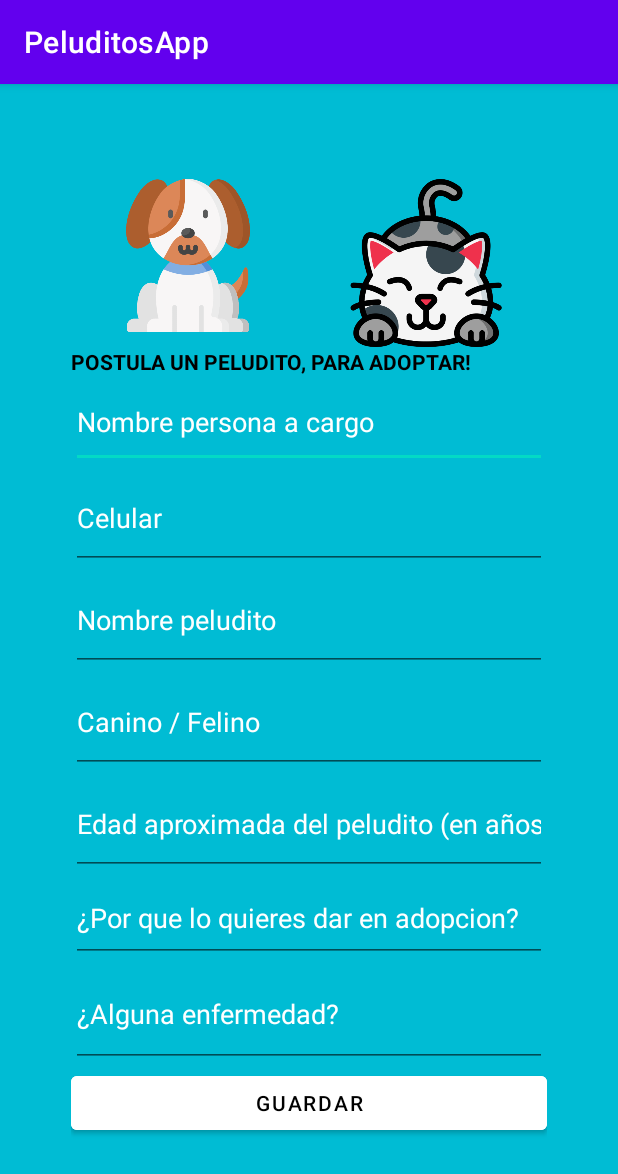
After one commit to yennyyyg/PeluditosApp, an Android app: the Registrar_unpeludito screen opened directly, with no data from a screen before it, on a phone screen of 412 x 824 dp. The commit adds this screen. Shown: the top 1174 px of the screen. Run offline under Robolectric (Android 15) with nearby library versions, the phone set to English and light mode, and no system bars; our stand-ins replace Firebase (no records; nobody signed in at launch, a user with empty details on screens opened directly).

Commit message:
registrar-check

```diff
--- a/app/build.gradle
+++ b/app/build.gradle
@@ -23,6 +23,9 @@ android {
             proguardFiles getDefaultProguardFile('proguard-android-optimize.txt'), 'proguard-rules.pro'
         }
     }
+    buildFeatures{
+        viewBinding true
+    }
     compileOptions {
         sourceCompatibility JavaVersion.VERSION_1_8
         targetCompatibility JavaVersion.VERSION_1_8
@@ -39,6 +42,8 @@ dependencies {
     implementation 'com.google.android.material:material:1.6.0'
     implementation 'androidx.constraintlayout:constraintlayout:2.1.3'
     implementation 'com.google.firebase:firebase-auth-ktx:21.0.4'
+    implementation 'com.google.firebase:firebase-firestore-ktx:24.1.2'
+    implementation 'com.google.firebase:firebase-database-ktx:20.0.5'
     testImplementation 'junit:junit:4.13.2'
     androidTestImplementation 'androidx.test.ext:junit:1.1.3'
     androidTestImplementation 'androidx.test.espresso:espresso-core:3.4.0'
--- a/app/src/main/AndroidManifest.xml
+++ b/app/src/main/AndroidManifest.xml
@@ -11,6 +11,9 @@
         android:roundIcon="@mipmap/ic_launcher_round"
         android:supportsRtl="true"
         android:theme="@style/Theme.PeluditosApp">
+        <activity
+            android:name=".Registrar_unpeludito"
+            android:exported="false" />
         <activity
             android:name=".Deseas_adoptar"
             android:exported="false" />
--- a/app/src/main/java/com/ean/peluditosapp/Bienvenido.kt
+++ b/app/src/main/java/com/ean/peluditosapp/Bienvenido.kt
@@ -14,5 +14,10 @@ class Bienvenido : AppCompatActivity() {
             val intent= Intent(this,Deseas_adoptar::class.java)
             startActivity(intent)
         }
+        val boton_registrar_peludito=findViewById<Button>(R.id.bn_registrarpeludito)
+        boton_registrar_peludito.setOnClickListener {
+            val intent= Intent(this,Registrar_unpeludito::class.java)
+            startActivity(intent)
+        }
     }
 }
--- a/app/src/main/java/com/ean/peluditosapp/Iniciar_Sesion.kt
+++ b/app/src/main/java/com/ean/peluditosapp/Iniciar_Sesion.kt
@@ -10,10 +10,12 @@ import android.widget.EditText
 import android.widget.Toast
 import com.google.firebase.auth.FirebaseAuth
 import com.google.firebase.auth.ktx.auth
+import com.google.firebase.firestore.ktx.firestore
 import com.google.firebase.ktx.Firebase
 
 class Iniciar_Sesion : AppCompatActivity() {
     private lateinit var auth: FirebaseAuth;
+    val db = Firebase.firestore
 
     override fun onCreate(savedInstanceState: Bundle?) {
         super.onCreate(savedInstanceState)
@@ -22,7 +24,7 @@ class Iniciar_Sesion : AppCompatActivity() {
         auth = Firebase.auth
         val boton_regresar=findViewById<Button>(R.id.bn_regresar_l)
         boton_regresar.setOnClickListener {
-            val intent= Intent(this,Registrarse::class.java)
+            val intent= Intent(this,MainActivity::class.java)
             startActivity(intent)
         }
         val txt_correo=findViewById<EditText>(R.id.etext_correo_l)
@@ -57,5 +59,6 @@ class Iniciar_Sesion : AppCompatActivity() {
                     Toast.LENGTH_SHORT).show()
             }
         }
+
     }
 }
--- a/app/src/main/java/com/ean/peluditosapp/MainActivity.kt
+++ b/app/src/main/java/com/ean/peluditosapp/MainActivity.kt
@@ -13,7 +13,7 @@ class MainActivity : AppCompatActivity() {
         super.onCreate(savedInstanceState)
         setContentView(R.layout.activity_main)
         //Este boton me lleva a la actividad de Registrar un usuario
-        val boton_registrar_usuario=findViewById<Button>(R.id.bn_ser_voluntario)
+        val boton_registrar_usuario=findViewById<Button>(R.id.bn_registrarpeludito)
         boton_registrar_usuario.setOnClickListener {
             val intent= Intent(this,Registrarse::class.java)
             startActivity(intent)
--- /dev/null
+++ b/app/src/main/java/com/ean/peluditosapp/Registrar_unpeludito.kt
@@ -0,0 +1,74 @@
+package com.ean.peluditosapp
+
+import android.content.ContentValues.TAG
+import androidx.appcompat.app.AppCompatActivity
+import android.os.Bundle
+import android.util.Log
+import android.widget.Button
+import android.widget.EditText
+import android.widget.Toast
+import com.ean.peluditosapp.databinding.ActivityRegistrarUnpeluditoBinding
+import com.google.firebase.database.DatabaseReference
+import com.google.firebase.database.FirebaseDatabase
+import com.google.firebase.firestore.FirebaseFirestore
+import com.google.firebase.firestore.ktx.firestore
+import com.google.firebase.ktx.Firebase
+
+class Registrar_unpeludito : AppCompatActivity() {
+
+    private lateinit var binding: ActivityRegistrarUnpeluditoBinding
+    private lateinit var database : DatabaseReference
+
+    override fun onCreate(savedInstanceState: Bundle?) {
+        super.onCreate(savedInstanceState)
+        binding = ActivityRegistrarUnpeluditoBinding.inflate(layoutInflater)
+        //setContentView(R.layout.activity_registrar_unpeludito)
+
+        setContentView(binding.root)
+
+        binding.btGuardarPeludo.setOnClickListener {
+            val username = binding.txtUsername.text.toString()
+            val celular = binding.editTextPhone.text.toString()
+            val nombrepeludo = binding.textNombrePeludo.text.toString()
+            val canino_felino = binding.textTipo.text.toString()
+            val edad_peludo = binding.txtEdad.text.toString()
+            val en_adopcion = binding.txtEnadopcion.text.toString()
+            val enfermedad = binding.txtEnfermedad.text.toString()
+            database = FirebaseDatabase.getInstance().getReference("users")
+            val User = User(nombrepeludo,celular,nombrepeludo,canino_felino,edad_peludo,en_adopcion,enfermedad)
+
+            if(celular.isEmpty() || username.isEmpty() || nombrepeludo.isEmpty()|| canino_felino.isEmpty() || edad_peludo.isEmpty() || en_adopcion.isEmpty() || enfermedad.isEmpty()){
+
+                Toast.makeText(this,"Ningun campo puede estar vacio, por fis, grax",Toast.LENGTH_SHORT).show()
+
+            }else{
+
+                database.child(username).setValue(User).addOnSuccessListener {
+                    binding.txtUsername.text.clear()
+                    binding.textNombrePeludo.text.clear()
+                    binding.textTipo.text.clear()
+                    binding.editTextPhone.text.clear()
+                    binding.txtEdad.text.clear()
+                    binding.txtEnadopcion.text.clear()
+                    binding.txtEnfermedad.text.clear()
+                }
+
+                Toast.makeText(this,"Se guardo correctamente",Toast.LENGTH_SHORT).show()
+
+            }
+
+               // .addOnFailureListener {
+
+                   // Toast.makeText(this,"FAILED",Toast.LENGTH_SHORT).show()
+
+
+
+            //}
+        }
+
+
+
+
+
+    }
+}
--- /dev/null
+++ b/app/src/main/java/com/ean/peluditosapp/User.kt
@@ -0,0 +1,5 @@
+package com.ean.peluditosapp
+
+data class User(val username :String?=null,val celular :String?=null,val nombre_del_peludo :String?=null,val canino_felino:String?=null, val edad:String?=null, val porqueen_adopcion :String? = null,val alguna_enfermedad :String? = null ){
+
+}
--- a/app/src/main/res/layout/activity_bienvenido.xml
+++ b/app/src/main/res/layout/activity_bienvenido.xml
@@ -54,12 +54,12 @@
             android:layout_height="wrap_content" />
 
         <Button
-            android:id="@+id/bn_ser_voluntario"
+            android:id="@+id/bn_registrarpeludito"
             android:layout_width="match_parent"
             android:layout_height="62dp"
 
             android:backgroundTint="@color/white"
-            android:text="¿QUIERES SER VOLUNTARIO?"
+            android:text="REGISTRAR UN PELUDITO "
             android:textColor="@color/black" />
 
         <Space
--- a/app/src/main/res/layout/activity_main.xml
+++ b/app/src/main/res/layout/activity_main.xml
@@ -59,7 +59,7 @@
             android:layout_height="wrap_content" />
 
         <Button
-            android:id="@+id/bn_ser_voluntario"
+            android:id="@+id/bn_registrarpeludito"
             android:layout_width="match_parent"
             android:layout_height="62dp"
 
--- /dev/null
+++ b/app/src/main/res/layout/activity_registrar_unpeludito.xml
@@ -0,0 +1,132 @@
+<?xml version="1.0" encoding="utf-8"?>
+<androidx.constraintlayout.widget.ConstraintLayout xmlns:android="http://schemas.android.com/apk/res/android"
+    xmlns:app="http://schemas.android.com/apk/res-auto"
+    xmlns:tools="http://schemas.android.com/tools"
+    android:layout_width="match_parent"
+    android:layout_height="match_parent"
+    android:background="#00BCD4"
+    tools:context=".Registrar_unpeludito">
+
+    <LinearLayout
+        android:layout_width="317dp"
+        android:layout_height="685dp"
+        android:gravity="center_vertical"
+        android:orientation="vertical"
+        app:layout_constraintBottom_toBottomOf="parent"
+        app:layout_constraintEnd_toEndOf="parent"
+        app:layout_constraintStart_toStartOf="parent"
+        app:layout_constraintTop_toTopOf="parent"
+        app:layout_constraintVertical_bias="0.494">
+
+        <LinearLayout
+            android:layout_width="match_parent"
+            android:layout_height="112dp"
+            android:orientation="horizontal">
+
+            <ImageView
+                android:id="@+id/imageView4"
+                android:layout_width="156dp"
+                android:layout_height="102dp"
+                app:srcCompat="@drawable/pet" />
+
+            <ImageView
+                android:id="@+id/imageView5"
+                android:layout_width="231dp"
+                android:layout_height="match_parent"
+                android:layout_weight="1"
+                app:srcCompat="@drawable/happy" />
+
+        </LinearLayout>
+
+        <TextView
+            android:id="@+id/textView4"
+            android:layout_width="match_parent"
+            android:layout_height="wrap_content"
+            android:text="POSTULA UN PELUDITO, PARA ADOPTAR!"
+            android:textAlignment="textStart"
+            android:textColor="@color/black"
+            android:textSize="14sp"
+            android:textStyle="bold" />
+
+        <EditText
+            android:id="@+id/txt_username"
+            android:layout_width="match_parent"
+            android:layout_height="61dp"
+            android:ems="10"
+            android:hint="Nombre persona a cargo "
+            android:inputType="textPersonName"
+            android:minHeight="48dp"
+            android:textColor="@color/black"
+            android:textColorHint="@color/white" />
+
+        <EditText
+            android:id="@+id/editTextPhone"
+            android:layout_width="match_parent"
+            android:layout_height="67dp"
+            android:ems="10"
+            android:hint="Celular"
+            android:inputType="phone"
+            android:minHeight="48dp"
+            android:textColor="@color/black"
+            android:textColorHint="@color/white" />
+
+        <EditText
+
+            android:id="@+id/text_nombre_peludo"
+            android:layout_width="match_parent"
+            android:layout_height="68dp"
+            android:hint="Nombre peludito "
+            android:textColor="@color/black"
+            android:textColorHint="@color/white" />
+
+        <EditText
+            android:id="@+id/text_tipo"
+            android:layout_width="match_parent"
+            android:layout_height="68dp"
+            android:hint="Canino / Felino"
+            android:textColor="@color/black"
+            android:textColorHint="@color/white" />
+
+        <EditText
+            android:id="@+id/txt_edad"
+            android:layout_width="match_parent"
+            android:layout_height="68dp"
+            android:ems="10"
+            android:hint="Edad aproximada del peludito (en años) "
+            android:inputType="number"
+            android:minHeight="48dp"
+            android:textColor="@color/black"
+            android:textColorHint="@color/white" />
+
+        <EditText
+            android:id="@+id/txt_enadopcion"
+            android:layout_width="match_parent"
+            android:layout_height="58dp"
+            android:ems="10"
+            android:hint="¿Por que lo quieres dar en adopcion?"
+            android:inputType="textPersonName"
+            android:minHeight="48dp"
+            android:textColor="@color/black"
+            android:textColorHint="@color/white" />
+
+        <EditText
+            android:id="@+id/txt_enfermedad"
+            android:layout_width="match_parent"
+            android:layout_height="70dp"
+            android:ems="10"
+            android:hint="¿Alguna enfermedad?"
+            android:inputType="textPersonName"
+            android:minHeight="48dp"
+            android:textColor="@color/black"
+            android:textColorHint="@color/white" />
+
+        <Button
+            android:id="@+id/bt_guardar_peludo"
+            android:layout_width="match_parent"
+            android:layout_height="wrap_content"
+            android:backgroundTint="@color/white"
+            android:text="GUARDAR"
+            android:textColor="@color/black" />
+
+    </LinearLayout>
+</androidx.constraintlayout.widget.ConstraintLayout>
```
Also changed, not shown: app/src/main/res/layout/activity_deseas_adoptar.xml (+0 -11 lines), app/src/main/res/layout/activity_iniciar_sesion.xml (+14 -11 lines), app/src/main/res/layout/activity_registrarse.xml (+16 -13 lines), app/src/main/res/drawable/cat.png (added), app/src/main/res/drawable/cool.png (added), app/src/main/res/drawable/happy.png (added), app/src/main/res/drawable/owner.png (added), app/src/main/res/drawable/pet.png (added).
